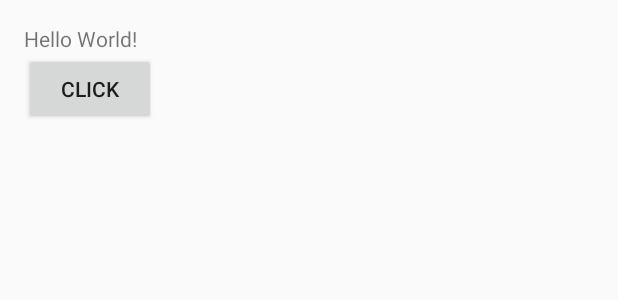
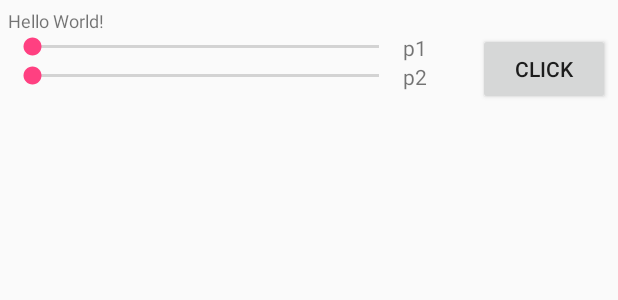
Before and after one commit to willhua/OpenCVStudy, an Android app: the layout activity_main.xml on its own in the app's theme, with its tools: preview values and no code run, on a phone screen of 412 x 824 dp. Shown: the top 300 px of the screen. Run offline under Robolectric (Android 15) with nearby library versions, the phone set to English and light mode, and no system bars.

Commit message:
modify the UI. Add two seekbar

```diff
--- a/app/src/main/res/layout/activity_main.xml
+++ b/app/src/main/res/layout/activity_main.xml
@@ -1,40 +1,96 @@
 <?xml version="1.0" encoding="utf-8"?>
-<LinearLayout
-    xmlns:android="http://schemas.android.com/apk/res/android"
+<LinearLayout xmlns:android="http://schemas.android.com/apk/res/android"
     xmlns:tools="http://schemas.android.com/tools"
     android:id="@+id/activity_main"
     android:layout_width="match_parent"
     android:layout_height="match_parent"
     android:orientation="vertical"
-    android:paddingBottom="@dimen/activity_vertical_margin"
-    android:paddingLeft="@dimen/activity_horizontal_margin"
-    android:paddingRight="@dimen/activity_horizontal_margin"
-    android:paddingTop="@dimen/activity_vertical_margin"
+    android:padding="5dp"
     tools:context="com.willhua.opencvstudy.MainActivity">
 
     <TextView
         android:id="@+id/tv"
         android:layout_width="wrap_content"
         android:layout_height="wrap_content"
-        android:text="Hello World!"/>
+        android:textSize="12sp"
+        android:text="Hello World!" />
 
-    <Button
-        android:id="@+id/btn"
-        android:layout_width="wrap_content"
-        android:layout_height="wrap_content"
-        android:text="CLICK"/>
+    <RelativeLayout
+        android:layout_width="match_parent"
+        android:layout_height="wrap_content">
+
+        <Button
+            android:id="@+id/btn"
+            android:layout_width="wrap_content"
+            android:layout_height="wrap_content"
+            android:layout_alignParentRight="true"
+            android:layout_centerVertical="true"
+            android:text="CLICK" />
+
+        <LinearLayout
+            android:id="@+id/ll1"
+            android:layout_width="match_parent"
+            android:layout_height="wrap_content"
+            android:layout_alignParentLeft="true"
+            android:layout_alignParentTop="true"
+            android:layout_toStartOf="@id/btn"
+            android:orientation="horizontal">
+
+            <SeekBar
+                android:id="@+id/param1"
+                android:layout_width="0dp"
+                android:layout_weight="5"
+                android:layout_height="wrap_content" />
+
+            <TextView
+                android:id="@+id/info_param1"
+                android:layout_width="50dp"
+                android:padding="0dp"
+                android:layout_height="wrap_content"
+                android:text="p1" />
+        </LinearLayout>
+
+        <LinearLayout
+            android:layout_width="match_parent"
+            android:layout_height="wrap_content"
+            android:layout_alignParentLeft="true"
+            android:layout_below="@+id/ll1"
+            android:layout_toStartOf="@id/btn"
+            android:orientation="horizontal">
+
+            <SeekBar
+                android:id="@+id/param2"
+                android:layout_width="0dp"
+                android:layout_weight="5"
+                android:layout_height="wrap_content" />
+
+            <TextView
+                android:id="@+id/info_param2"
+                android:padding="0dp"
+                android:layout_width="50dp"
+                android:layout_height="wrap_content"
+                android:text="p2" />
+        </LinearLayout>
+
+
+    </RelativeLayout>
+
 
     <ImageView
         android:id="@+id/before"
         android:layout_width="match_parent"
-        android:scaleType="fitXY"
         android:layout_height="0dp"
-        android:layout_weight="1"/>
+        android:layout_weight="1"
+        android:scaleType="fitXY" />
+
+    <View
+        android:layout_width="match_parent"
+        android:layout_height="1dp" />
 
     <ImageView
         android:id="@+id/after"
-        android:scaleType="fitXY"
         android:layout_width="match_parent"
         android:layout_height="0dp"
-        android:layout_weight="1"/>
+        android:layout_weight="1"
+        android:scaleType="fitXY" />
 </LinearLayout>
```
Also changed, not shown: app/src/main/java/com/willhua/opencvstudy/MainActivity.java (+62 -51 lines).
